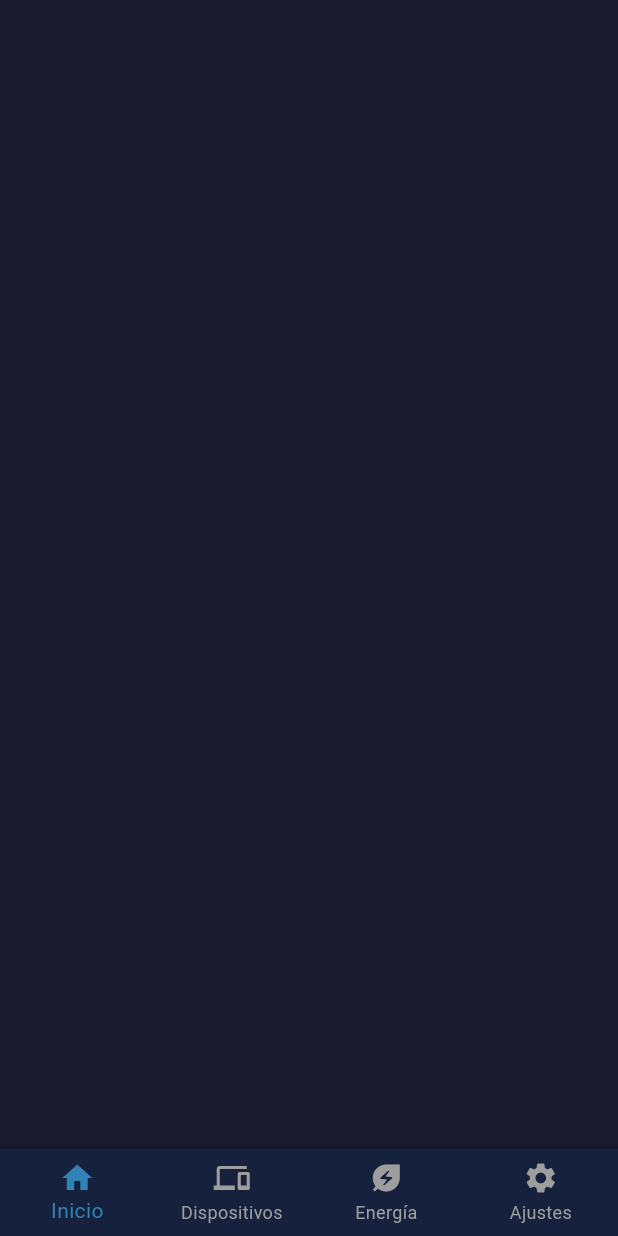
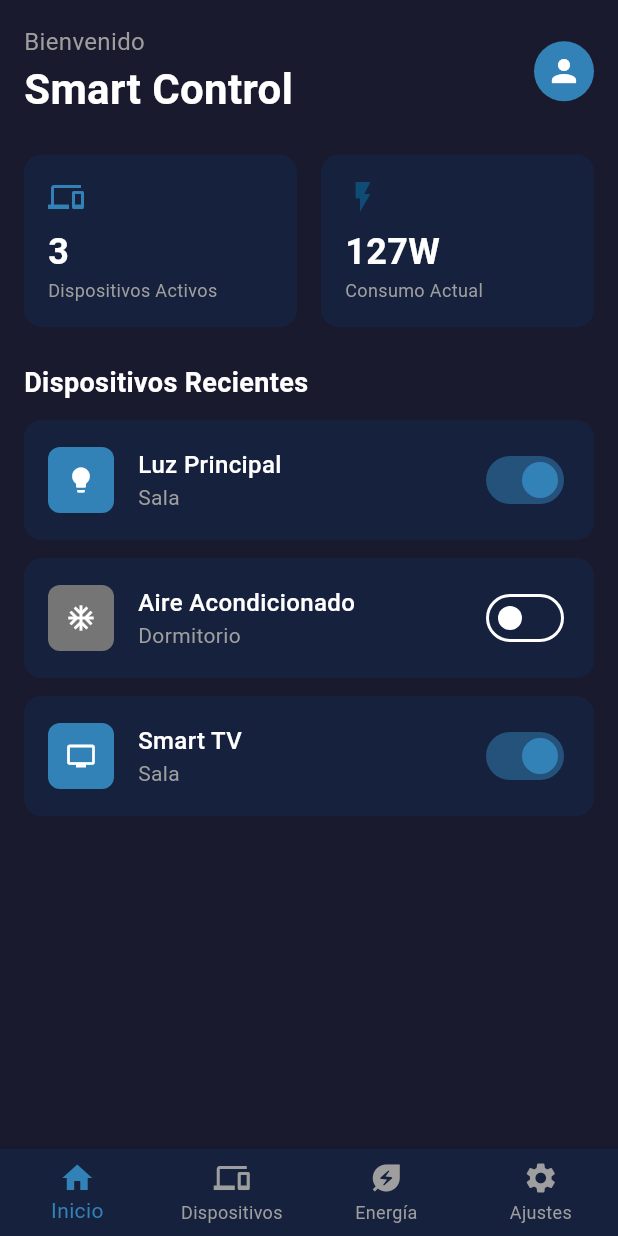
Before and after one commit to josearcadiox/smarthome, a Flutter app: the screen it shows after launch, on a phone screen of 412 x 824 dp. Run offline on Flutter 3.47's test engine with Material 3 defaults, Android fonts, the phone set to English and light mode, and no system bars.

Commit message:
Creación de páginas principales de apliación

```diff
--- a/lib/main.dart
+++ b/lib/main.dart
@@ -1,5 +1,8 @@
-// main.dart
 import 'package:flutter/material.dart';
+import 'pages/home_page.dart';
+import 'pages/devices_page.dart';
+import 'pages/energy_page.dart';
+import 'pages/settings_page.dart';
 
 void main() {
   runApp(SmartHomeApp());
@@ -34,9 +37,17 @@ class HomeScreen extends StatefulWidget {
 class _HomeScreenState extends State<HomeScreen> {
   int _currentIndex = 0;
 
+  final List<Widget> _pages = [
+    HomePage(),
+    DevicesPage(),
+    EnergyPage(),
+    SettingsPage(),
+  ];
+
   @override
   Widget build(BuildContext context) {
     return Scaffold(
+      body: _pages[_currentIndex],
       bottomNavigationBar: BottomNavigationBar(
         type: BottomNavigationBarType.fixed,
         backgroundColor: Color(0xFF16213E),
--- /dev/null
+++ b/lib/models/device.dart
@@ -0,0 +1,51 @@
+import 'package:flutter/material.dart';
+
+class Device {
+  final String id;
+  final String name;
+  final String type;
+  final IconData icon;
+  bool isOn;
+  double powerConsumption;
+  String room;
+
+  Device({
+    required this.id,
+    required this.name,
+    required this.type,
+    required this.icon,
+    this.isOn = false,
+    this.powerConsumption = 0.0,
+    required this.room,
+  });
+}
+
+List<Device> devices = [
+  Device(
+    id: '1',
+    name: 'Luz Principal',
+    type: 'light',
+    icon: Icons.lightbulb,
+    isOn: true,
+    powerConsumption: 12.5,
+    room: 'Sala',
+  ),
+  Device(
+    id: '2',
+    name: 'Aire Acondicionado',
+    type: 'ac',
+    icon: Icons.ac_unit,
+    isOn: false,
+    powerConsumption: 85.0,
+    room: 'Dormitorio',
+  ),
+  Device(
+    id: '3',
+    name: 'Smart TV',
+    type: 'tv',
+    icon: Icons.tv,
+    isOn: true,
+    powerConsumption: 45.2,
+    room: 'Sala',
+  ),
+];
--- /dev/null
+++ b/lib/pages/home_page.dart
@@ -0,0 +1,178 @@
+import 'package:flutter/material.dart';
+import '../models/device.dart';
+
+class HomePage extends StatelessWidget {
+  @override
+  Widget build(BuildContext context) {
+    return Scaffold(
+      backgroundColor: Color(0xFF1A1A2E),
+      body: SafeArea(
+        child: SingleChildScrollView(
+          padding: EdgeInsets.all(16),
+          child: Column(
+            crossAxisAlignment: CrossAxisAlignment.start,
+            children: [
+              _buildHeader(),
+              SizedBox(height: 24),
+              _buildQuickStats(),
+              SizedBox(height: 24),
+              _buildRecentDevices(),
+            ],
+          ),
+        ),
+      ),
+    );
+  }
+
+  Widget _buildHeader() {
+    return Row(
+      mainAxisAlignment: MainAxisAlignment.spaceBetween,
+      children: [
+        Column(
+          crossAxisAlignment: CrossAxisAlignment.start,
+          children: [
+            Text(
+              'Bienvenido',
+              style: TextStyle(fontSize: 16, color: Colors.grey),
+            ),
+            Text(
+              'Smart Control',
+              style: TextStyle(
+                fontSize: 28,
+                fontWeight: FontWeight.bold,
+                color: Colors.white,
+              ),
+            ),
+          ],
+        ),
+        CircleAvatar(
+          backgroundColor: Color(0xFF3282B8),
+          child: Icon(Icons.person, color: Colors.white),
+        ),
+      ],
+    );
+  }
+
+  Widget _buildQuickStats() {
+    return Row(
+      children: [
+        Expanded(
+          child: _buildStatCard(
+            title: 'Dispositivos Activos',
+            value: '3',
+            icon: Icons.devices,
+            color: Color(0xFF3282B8),
+          ),
+        ),
+        SizedBox(width: 16),
+        Expanded(
+          child: _buildStatCard(
+            title: 'Consumo Actual',
+            value: '127W',
+            icon: Icons.flash_on,
+            color: Color(0xFF0F4C75),
+          ),
+        ),
+      ],
+    );
+  }
+
+  Widget _buildStatCard({
+    required String title,
+    required String value,
+    required IconData icon,
+    required Color color,
+  }) {
+    return Container(
+      padding: EdgeInsets.all(16),
+      decoration: BoxDecoration(
+        color: Color(0xFF16213E),
+        borderRadius: BorderRadius.circular(12),
+      ),
+      child: Column(
+        crossAxisAlignment: CrossAxisAlignment.start,
+        children: [
+          Icon(icon, color: color, size: 24),
+          SizedBox(height: 8),
+          Text(
+            value,
+            style: TextStyle(
+              fontSize: 24,
+              fontWeight: FontWeight.bold,
+              color: Colors.white,
+            ),
+          ),
+          Text(title, style: TextStyle(fontSize: 12, color: Colors.grey)),
+        ],
+      ),
+    );
+  }
+
+  Widget _buildRecentDevices() {
+    return Column(
+      crossAxisAlignment: CrossAxisAlignment.start,
+      children: [
+        Text(
+          'Dispositivos Recientes',
+          style: TextStyle(
+            fontSize: 18,
+            fontWeight: FontWeight.bold,
+            color: Colors.white,
+          ),
+        ),
+        SizedBox(height: 12),
+        ...devices.take(3).map((device) => _buildDeviceCard(device)).toList(),
+      ],
+    );
+  }
+
+  Widget _buildDeviceCard(Device device) {
+    return Container(
+      margin: EdgeInsets.only(bottom: 12),
+      padding: EdgeInsets.all(16),
+      decoration: BoxDecoration(
+        color: Color(0xFF16213E),
+        borderRadius: BorderRadius.circular(12),
+      ),
+      child: Row(
+        children: [
+          Container(
+            padding: EdgeInsets.all(12),
+            decoration: BoxDecoration(
+              color: device.isOn ? Color(0xFF3282B8) : Colors.grey.shade600,
+              borderRadius: BorderRadius.circular(8),
+            ),
+            child: Icon(device.icon, color: Colors.white, size: 20),
+          ),
+          SizedBox(width: 16),
+          Expanded(
+            child: Column(
+              crossAxisAlignment: CrossAxisAlignment.start,
+              children: [
+                Text(
+                  device.name,
+                  style: TextStyle(
+                    fontSize: 16,
+                    fontWeight: FontWeight.w500,
+                    color: Colors.white,
+                  ),
+                ),
+                Text(
+                  device.room,
+                  style: TextStyle(fontSize: 14, color: Colors.grey),
+                ),
+              ],
+            ),
+          ),
+          Switch(
+            value: device.isOn,
+            onChanged: (value) {
+              // Aquí puedes agregar la lógica para cambiar el estado
+            },
+            activeColor: Color(0xFF3282B8),
+          ),
+        ],
+      ),
+    );
+  }
+}
```
Also changed, not shown: lib/pages/devices_page.dart (added, +110 -0 lines), lib/pages/energy_page.dart (added, +121 -0 lines), lib/pages/settings_page.dart (added, +250 -0 lines).
